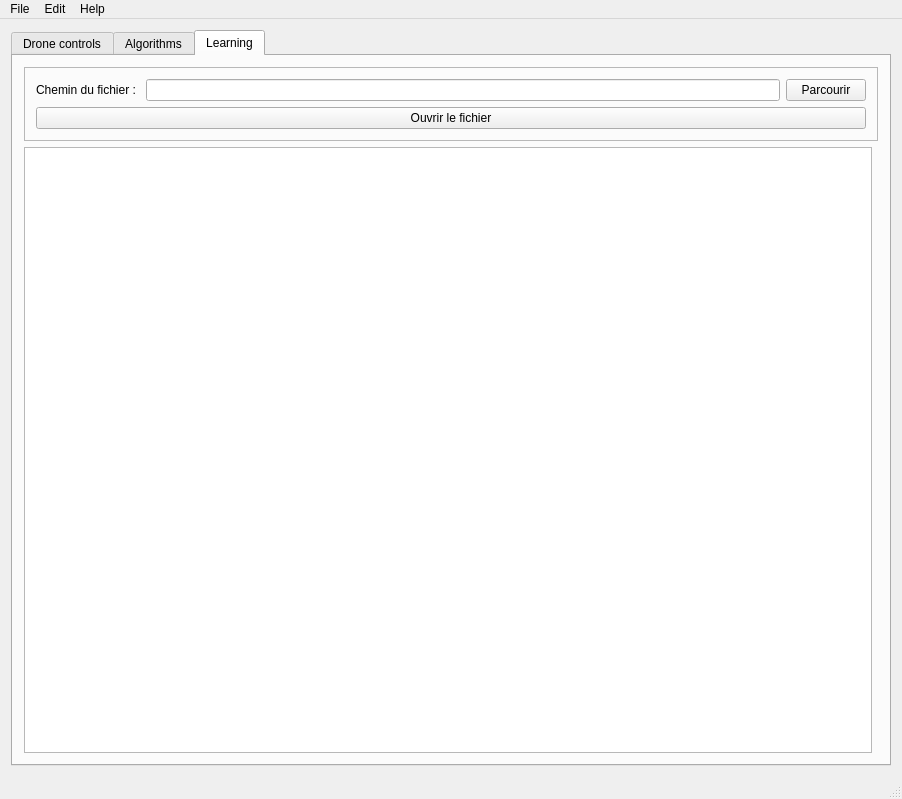
First picture: the form in mainwindow.ui, repository PeanutsFR/ML_CYA, before the edit.
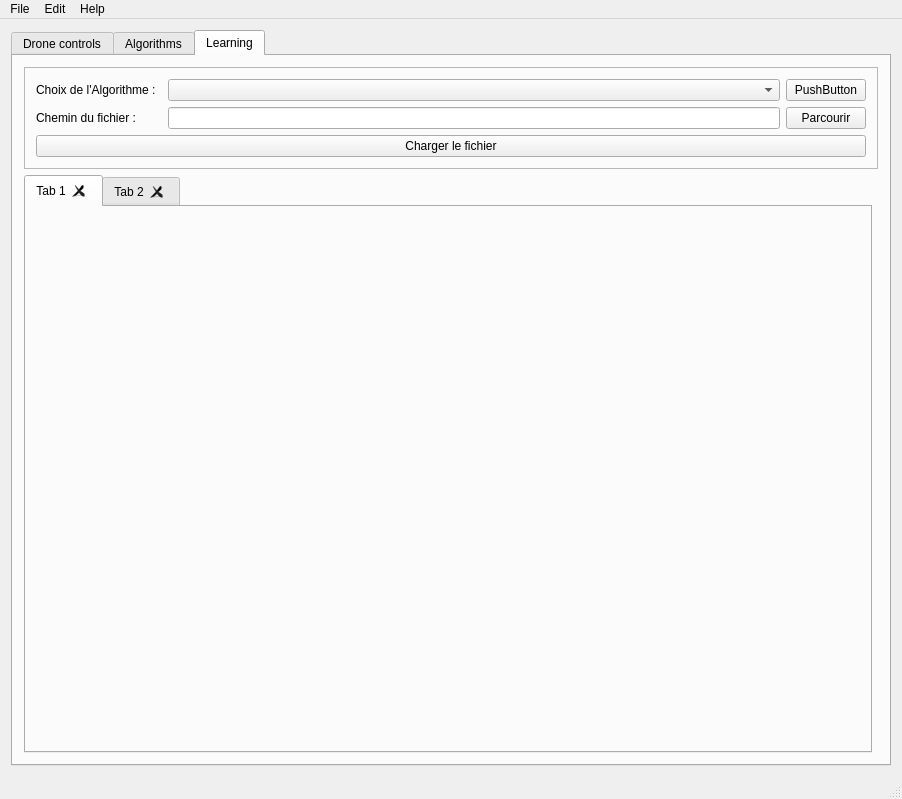
Second picture: the form after the edit. The open tabs and pages were chosen to show the change.

The edit to the form file:
```diff
--- a/mainwindow.ui
+++ b/mainwindow.ui
@@ -341,35 +341,75 @@
            <enum>QFrame::Raised</enum>
           </property>
           <layout class="QGridLayout" name="gridLayout_5">
-           <item row="1" column="0">
-            <widget class="QLabel" name="label_7">
-             <property name="text">
-              <string>Chemin du fichier : </string>
-             </property>
-            </widget>
-           </item>
-           <item row="1" column="1">
+           <item row="2" column="2">
             <widget class="QLineEdit" name="txt_path"/>
            </item>
            <item row="1" column="2">
+            <widget class="QComboBox" name="comboBox"/>
+           </item>
+           <item row="1" column="3">
+            <widget class="QPushButton" name="pushButton">
+             <property name="text">
+              <string>PushButton</string>
+             </property>
+            </widget>
+           </item>
+           <item row="2" column="0">
+            <widget class="QLabel" name="label_7">
+             <property name="text">
+              <string>Chemin du fichier : </string>
+             </property>
+            </widget>
+           </item>
+           <item row="3" column="0" colspan="4">
+            <widget class="QPushButton" name="btn_load">
+             <property name="text">
+              <string>Charger le fichier</string>
+             </property>
+            </widget>
+           </item>
+           <item row="1" column="0">
+            <widget class="QLabel" name="label_8">
+             <property name="text">
+              <string>Choix de l'Algorithme :</string>
+             </property>
+            </widget>
+           </item>
+           <item row="2" column="3">
             <widget class="QPushButton" name="btn_parcourir">
              <property name="text">
               <string>Parcourir</string>
              </property>
             </widget>
            </item>
-           <item row="2" column="0" colspan="3">
-            <widget class="QPushButton" name="btn_load">
-             <property name="text">
-              <string>Ouvrir le fichier</string>
-             </property>
-            </widget>
-           </item>
           </layout>
          </widget>
         </item>
         <item row="1" column="0">
-         <widget class="QPlainTextEdit" name="rtf_edit"/>
+         <widget class="QTabWidget" name="tabWidget_3">
+          <property name="currentIndex">
+           <number>0</number>
+          </property>
+          <property name="documentMode">
+           <bool>false</bool>
+          </property>
+          <property name="tabsClosable">
+           <bool>true</bool>
+          </property>
+          <property name="movable">
+           <bool>true</bool>
+          </property>
+          <widget class="QWidget" name="tab_14">
+           <attribute name="title">
+            <string>Tab 1</string>
+           </attribute>
+          </widget>
+          <widget class="QWidget" name="tab_15">
+           <attribute name="title">
+            <string>Tab 2</string>
+           </attribute>
+          </widget>
+         </widget>
         </item>
        </layout>
       </widget>
```
Left out of the diff: 8 changed lines with no effect on the pictures.
